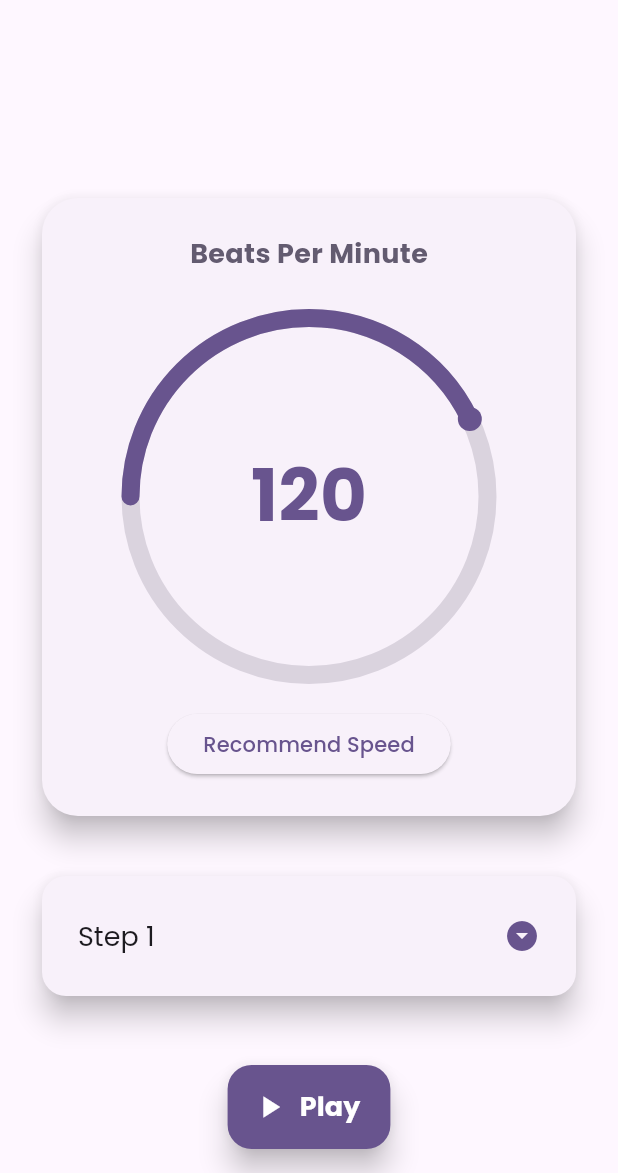
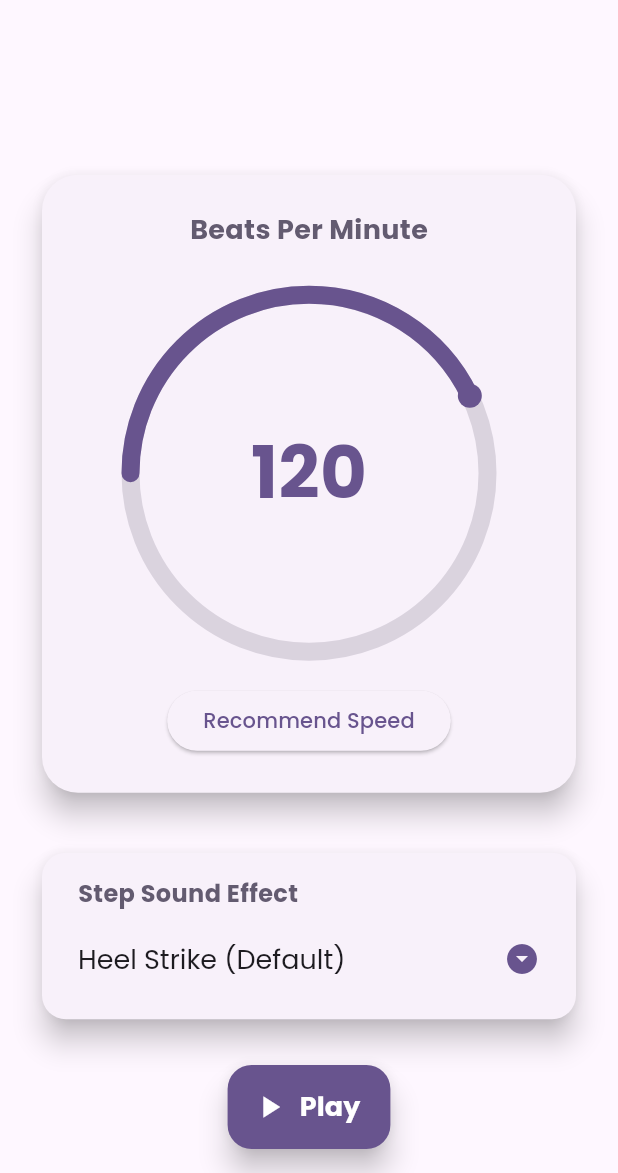
Before and after one commit to hatdoc/StepWithMe, a Flutter app: the HomePage screen opened by its route, on a phone screen of 412 x 824 dp, the part 63-1236 px from its top. Run offline on Flutter 3.47's test engine with Material 3 defaults, Android fonts, the phone set to English and light mode, and no system bars; drawn by our look-alikes of sleek_circular_slider; our stand-ins replace audioplayers, flutter_riverpod, google_fonts, riverpod, shared_preferences; accounts and stored records are empty.

Commit message:
feat: clarify sound selection wording, add audio preview, and refine BPM service logic

```diff
--- a/lib/main.dart
+++ b/lib/main.dart
@@ -1,7 +1,9 @@
 import 'dart:async';
+import 'dart:developer' as developer; // Add this import
 
 import 'package:audioplayers/audioplayers.dart';
 import 'package:flutter/material.dart';
+import 'package:flutter/services.dart'; // Add this import
 import 'package:flutter_riverpod/flutter_riverpod.dart';
 import 'package:google_fonts/google_fonts.dart';
 import 'package:shared_preferences/shared_preferences.dart';
@@ -37,7 +39,25 @@ class AudioService {
   final AudioPlayer _audioPlayer = AudioPlayer();
 
   Future<void> play(String sound) async {
+    try {
       await _audioPlayer.play(AssetSource('audio/$sound'));
+    } on PlatformException catch (e) {
+      developer.log(
+        'Error playing audio: $sound',
+        name: 'AudioService',
+        level: 900,
+        error: e,
+      );
+      // Optionally, show a user-friendly message
+    } catch (e, s) {
+      developer.log(
+        'An unexpected error occurred while playing audio: $sound',
+        name: 'AudioService',
+        level: 1000,
+        error: e,
+        stackTrace: s,
+      );
+    }
   }
 
   Future<void> stop() async {
@@ -103,7 +123,9 @@ class StateService extends StateNotifier<AppState> {
 final bpmServiceProvider = Provider((ref) {
   final audioService = ref.watch(audioServiceProvider);
   final appState = ref.watch(stateServiceProvider);
-  return BPMService(audioService, appState);
+  final service = BPMService(audioService, appState);
+  ref.onDispose(() => service.stop());
+  return service;
 });
 
 class BPMService {
@@ -179,12 +201,14 @@ class HomePage extends ConsumerWidget {
     final bpmService = ref.read(bpmServiceProvider);
 
     // Start/stop BPM service based on appState.isPlaying
-
-    if (appState.isPlaying) {
+    // Use ref.listen to handle side effects like starting/stopping the BPM service
+    ref.listen<AppState>(stateServiceProvider, (previous, next) {
+      if (next.isPlaying) {
         bpmService.start();
       } else {
         bpmService.stop();
       }
+    });
 
     return Scaffold(
       appBar: AppBar(
@@ -319,6 +343,8 @@ class HomePage extends ConsumerWidget {
 
     final stateService = ref.read(stateServiceProvider.notifier);
 
+    final audioService = ref.read(audioServiceProvider);
+
     return Card(
       elevation: 8,
 
@@ -327,7 +353,19 @@ class HomePage extends ConsumerWidget {
       child: Padding(
         padding: const EdgeInsets.symmetric(horizontal: 24, vertical: 16),
 
-        child: DropdownButtonHideUnderline(
+        child: Column(
+          crossAxisAlignment: CrossAxisAlignment.start,
+          children: [
+            Text(
+              'Step Sound Effect',
+              style: GoogleFonts.poppins(
+                fontSize: 16,
+                fontWeight: FontWeight.bold,
+                color: theme.colorScheme.secondary,
+              ),
+            ),
+            const SizedBox(height: 8),
+            DropdownButtonHideUnderline(
               child: DropdownButton<String>(
                 value: appState.sound,
 
@@ -339,14 +377,18 @@ class HomePage extends ConsumerWidget {
                 ),
 
                 items: [
-              _buildDropdownItem('Step 1', 'step1.mp3'),
-
-              _buildDropdownItem('Step 2', 'step2.mp3'),
+                  _buildDropdownItem('Heel Strike (Default)', 'step1.mp3'),
+                  _buildDropdownItem('Soft Sneaker', 'step2.mp3'),
+                  _buildDropdownItem('Wood Block', 'step1.mp3'),
+                  _buildDropdownItem('Mechanical Click', 'step2.mp3'),
+                  _buildDropdownItem('Electronic Pulse', 'step1.mp3'),
                 ],
 
                 onChanged: (value) {
                   if (value != null) {
                     stateService.setSound(value);
+                    // Preview the sound when selected
+                    audioService.play(value);
                   }
                 },
 
@@ -359,6 +401,8 @@ class HomePage extends ConsumerWidget {
                 dropdownColor: theme.cardColor,
               ),
             ),
+          ],
+        ),
       ),
     );
   }
```
Also changed, not shown: 2 other files. Lines whose indentation alone changed are shown as unchanged.
